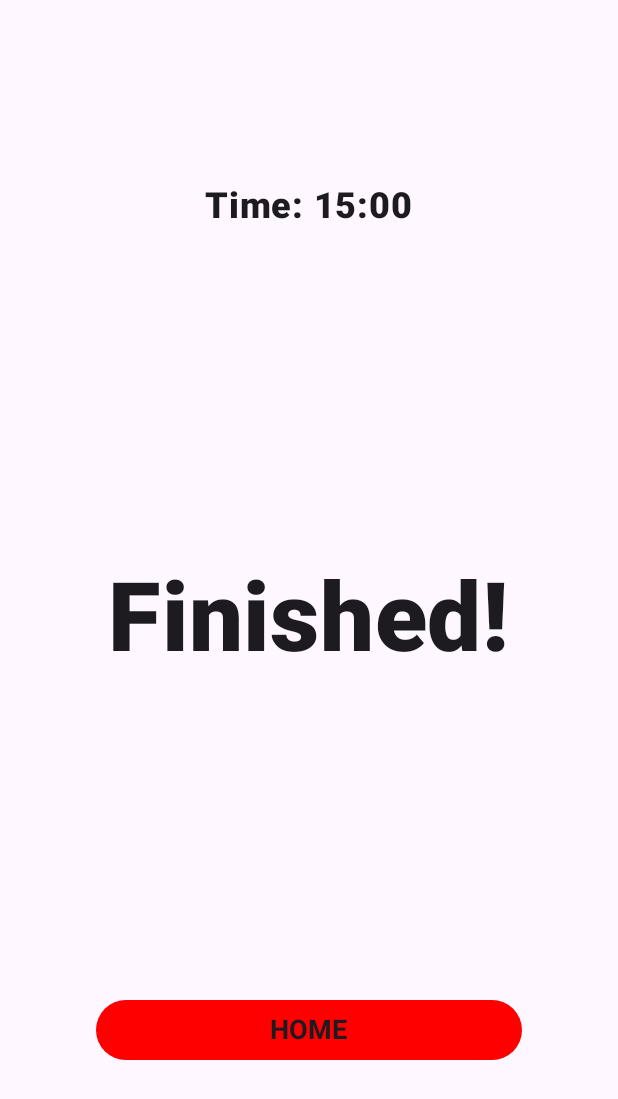
After one commit to HeyImJ0hn/Rounds, an Android app built with Jetpack Compose: the FinishedScreen screen opened through its navigation route, on a phone screen of 412 x 824 dp. The commit adds this screen. Shown: the top 1099 px of the screen. Run offline under Robolectric (Android 15) with nearby library versions, the phone set to English and light mode, and no system bars.

Commit message:
TimerScreen fully working
+ Added FinishedScreen
* Just need sounds to finish first version of the app

```diff
--- a/app/src/main/java/dev/jpires/rounds/MainActivity.kt
+++ b/app/src/main/java/dev/jpires/rounds/MainActivity.kt
@@ -29,7 +29,7 @@ class MainActivity : ComponentActivity() {
                 val currentRoute = currentRoute(navController)
                 Scaffold(
                     modifier = Modifier.fillMaxSize(),
-                    bottomBar = { if (currentRoute != "timer_screen") BottomNav(navController) }
+                    bottomBar = { if (currentRoute != "timer_screen" && currentRoute != "finished_screen") BottomNav(navController) }
                 ) { innerPadding ->
                     SetupNavHost(navController = navController, modifier = Modifier.padding(innerPadding), viewModel)
                 }
--- /dev/null
+++ b/app/src/main/java/dev/jpires/rounds/model/data/TimerType.kt
@@ -0,0 +1,5 @@
+package dev.jpires.rounds.model.data
+
+enum class TimerType {
+    PREP, ROUND, REST
+}
--- a/app/src/main/java/dev/jpires/rounds/view/navigation/NavHost.kt
+++ b/app/src/main/java/dev/jpires/rounds/view/navigation/NavHost.kt
@@ -7,6 +7,7 @@ import androidx.navigation.compose.NavHost
 import androidx.navigation.compose.composable
 import androidx.navigation.compose.currentBackStackEntryAsState
 import dev.jpires.rounds.Greeting
+import dev.jpires.rounds.view.screens.FinishedScreen
 import dev.jpires.rounds.view.screens.HomeScreen
 import dev.jpires.rounds.view.screens.TimerScreen
 import dev.jpires.rounds.viewmodel.ViewModel
@@ -22,6 +23,7 @@ fun SetupNavHost(navController: NavHostController, modifier: Modifier = Modifier
         composable(BottomNavItem.Presets.route) { Greeting(name = "Presets") }
         composable(BottomNavItem.Settings.route) { Greeting(name = "Settings") }
         composable("timer_screen") { TimerScreen(viewModel, navController) }
+        composable("finished_screen") { FinishedScreen(viewModel, navController) }
     }
 }
 
--- /dev/null
+++ b/app/src/main/java/dev/jpires/rounds/view/screens/FinishedScreen.kt
@@ -0,0 +1,126 @@
+package dev.jpires.rounds.view.screens
+
+import androidx.compose.foundation.layout.Box
+import androidx.compose.foundation.layout.Column
+import androidx.compose.foundation.layout.Row
+import androidx.compose.foundation.layout.fillMaxSize
+import androidx.compose.foundation.layout.fillMaxWidth
+import androidx.compose.foundation.layout.padding
+import androidx.compose.material3.Button
+import androidx.compose.material3.ButtonDefaults
+import androidx.compose.material3.MaterialTheme
+import androidx.compose.material3.Text
+import androidx.compose.runtime.Composable
+import androidx.compose.ui.Alignment
+import androidx.compose.ui.Modifier
+import androidx.compose.ui.text.font.FontWeight
+import androidx.compose.ui.unit.dp
+import androidx.compose.ui.unit.sp
+import androidx.navigation.NavController
+import dev.jpires.rounds.view.navigation.BottomNavItem
+import dev.jpires.rounds.viewmodel.ViewModel
+
+@Composable
+fun FinishedScreen(viewModel: ViewModel, navController: NavController) {
+    Column(
+        horizontalAlignment = Alignment.CenterHorizontally,
+        modifier = Modifier.fillMaxSize()
+    ) {
+        FinishedTop(viewModel, Modifier.weight(1f))
+        FinishedCenter(viewModel, Modifier.weight(1f))
+        FinishedBottom(viewModel, Modifier.weight(1f), navController)
+    }
+}
+
+@Composable
+fun FinishedTop(viewModel: ViewModel, modifier: Modifier = Modifier) {
+    Box(
+        contentAlignment = Alignment.Center,
+        modifier = modifier.fillMaxSize()
+    ) {
+        Column(
+            horizontalAlignment = Alignment.CenterHorizontally
+        ) {
+            FinishedTopText(viewModel)
+        }
+    }
+}
+
+@Composable
+fun FinishedTopText(viewModel: ViewModel) {
+    Row(
+        verticalAlignment = Alignment.CenterVertically,
+        modifier = Modifier.padding(16.dp)
+    ) {
+        Text(
+            text = "Time: ${viewModel.getFormattedTotalTime()}",
+            color = MaterialTheme.colorScheme.onBackground,
+            fontWeight = FontWeight.Black,
+            fontSize = 24.sp
+        )
+    }
+}
+
+@Composable
+fun FinishedCenter(viewModel: ViewModel, modifier: Modifier = Modifier) {
+    Box(
+        contentAlignment = Alignment.Center,
+        modifier = modifier.fillMaxSize()
+    ) {
+        Column(
+            horizontalAlignment = Alignment.CenterHorizontally
+        ) {
+            FinishedCenterText(viewModel)
+        }
+    }
+}
+
+@Composable
+fun FinishedCenterText(viewModel: ViewModel) {
+    Row(
+        verticalAlignment = Alignment.CenterVertically,
+        modifier = Modifier.padding(16.dp)
+    ) {
+        Text(
+            text = "Finished!",
+            color = MaterialTheme.colorScheme.onBackground,
+            fontWeight = FontWeight.Black,
+            fontSize = 64.sp
+        )
+    }
+}
+
+@Composable
+fun FinishedBottom(viewModel: ViewModel, modifier: Modifier = Modifier, navController: NavController) {
+    Box(
+        contentAlignment = Alignment.Center,
+        modifier = modifier.fillMaxSize()
+    ) {
+        Column(
+            horizontalAlignment = Alignment.CenterHorizontally
+        ) {
+            FinishedBottomButton(viewModel, navController)
+        }
+    }
+}
+
+@Composable
+fun FinishedBottomButton(viewModel: ViewModel, navController: NavController) {
+    Row(
+        verticalAlignment = Alignment.CenterVertically,
+        modifier = Modifier.padding(16.dp)
+    ) {
+        Button(
+            modifier = Modifier
+                .fillMaxWidth()
+                .padding(horizontal = 48.dp, vertical = 24.dp),
+            onClick = { navController.navigate(BottomNavItem.Home.route) },
+            colors = ButtonDefaults.buttonColors(
+                containerColor = MaterialTheme.colorScheme.tertiary,
+                contentColor = MaterialTheme.colorScheme.onBackground
+            )
+        ) {
+            Text(text = "HOME", fontSize = 18.sp, fontWeight = FontWeight.Bold)
+        }
+    }
+}
```
Also changed, not shown: app/src/main/java/dev/jpires/rounds/view/screens/TimerScreen.kt (+36 -37 lines), app/src/main/java/dev/jpires/rounds/viewmodel/ViewModel.kt (+60 -13 lines).
